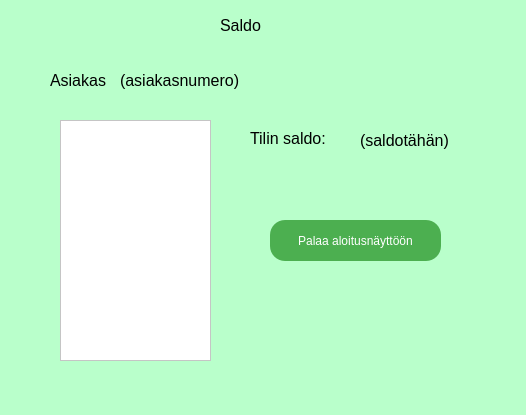
First picture: the form in frontend/saldo.ui, repository 22kmo-project/group_5, before the edit.
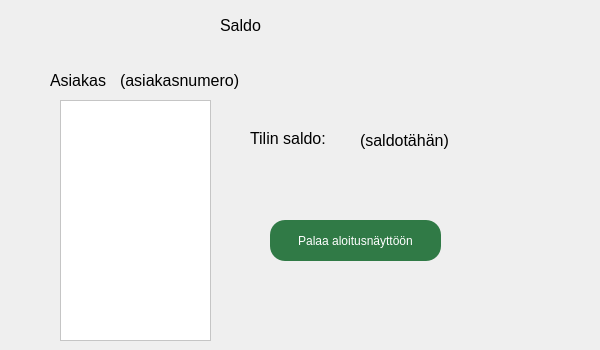
Second picture: the form after the edit. Icons and pictures are not drawn.

The edit to the form file:
```diff
--- a/frontend/saldo.ui
+++ b/frontend/saldo.ui
@@ -6,15 +6,33 @@
    <rect>
     <x>0</x>
     <y>0</y>
-    <width>526</width>
-    <height>415</height>
+    <width>600</width>
+    <height>350</height>
    </rect>
   </property>
   <property name="windowTitle">
    <string>Form</string>
   </property>
   <property name="styleSheet">
-   <string notr="true">background-color: rgb(185, 255, 203);</string>
+   <string notr="true">#saldo{
+	border-image: url(:/images/taustabank.png);}
+QPushButton{
+ padding: 10px 20px;
+  font-size: 12px;
+  text-align: center;
+  text-decoration: none;
+  outline: none;
+  color: #fff;
+	background-color: rgb(48, 122, 70);
+  border: none;
+  border-radius: 15px;
+}
+QPushButton:pressed{
+	
+	background-color: rgb(40, 103, 59);
+}
+QPushButton:hover:!pressed{
+	background-color: rgb(89, 226, 130);}</string>
   </property>
   <widget class="QLabel" name="label">
    <property name="geometry">
@@ -38,7 +56,7 @@
    <property name="geometry">
     <rect>
      <x>60</x>
-     <y>120</y>
+     <y>100</y>
      <width>151</width>
      <height>241</height>
     </rect>
@@ -93,15 +111,7 @@
     </rect>
    </property>
    <property name="styleSheet">
-    <string notr="true"> padding: 10px 20px;
-  font-size: 12px;
-  text-align: center;
-  text-decoration: none;
-  outline: none;
-  color: #fff;
-  background-color: #4CAF50;
-  border: none;
-  border-radius: 15px;</string>
+    <string notr="true"/>
    </property>
    <property name="text">
     <string>Palaa aloitusnäyttöön</string>
```
